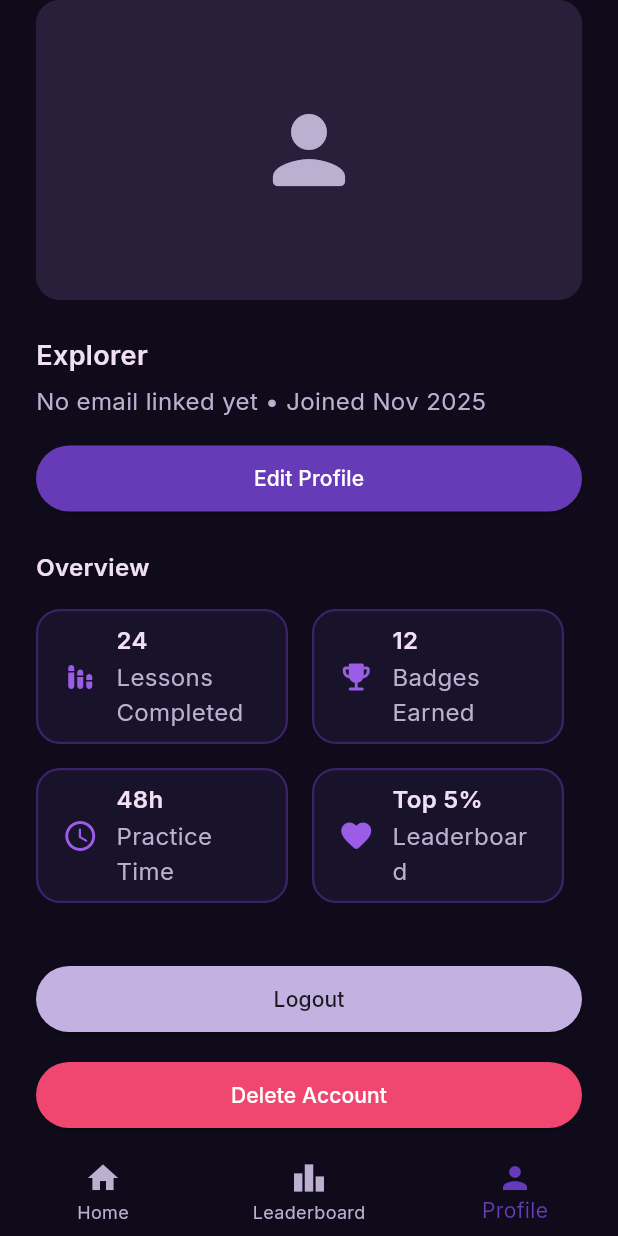
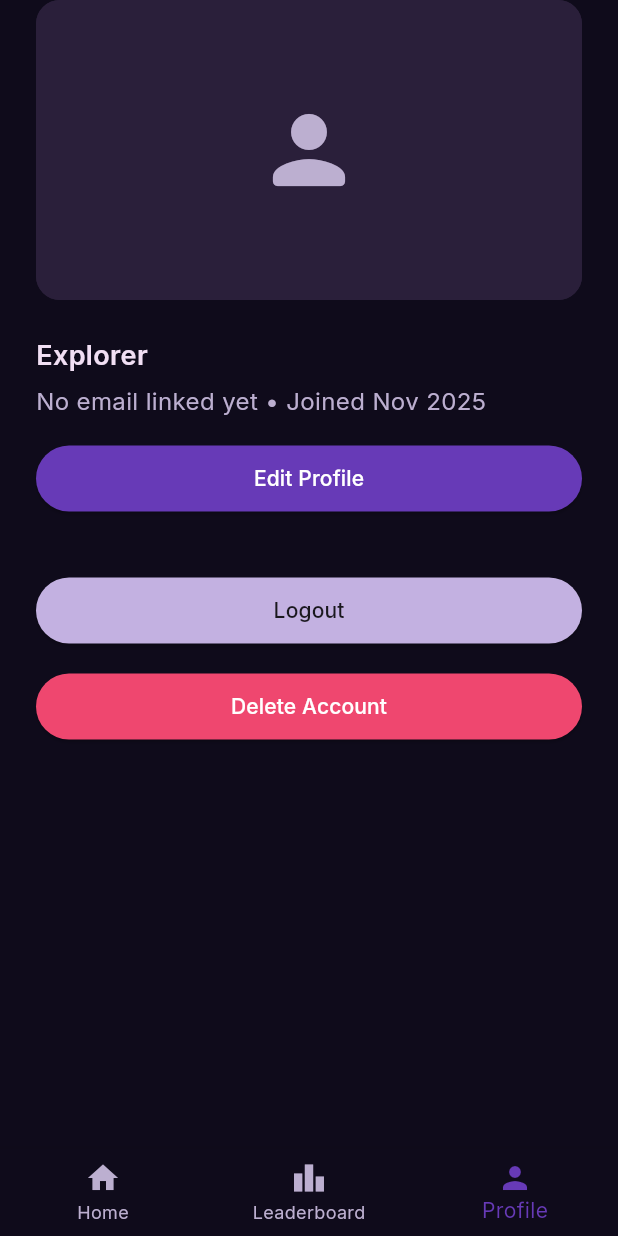
Before and after one commit to EzraArya/SIBI-Quest, a Flutter app: the ProfilePage screen opened by its route, on a phone screen of 412 x 824 dp. Run offline on Flutter 3.47's test engine with Material 3 defaults, Android fonts, the phone set to English and light mode, and no system bars; our stand-ins replace camera, cloud_firestore, firebase_auth, firebase_core, flutter_riverpod, go_router and 3 more; missing offline and left inert: tflite_flutter; accounts and stored records are empty.

Commit message:
Update profile_page.dart

```diff
--- a/lib/features/profile/presentation/pages/profile_page.dart
+++ b/lib/features/profile/presentation/pages/profile_page.dart
@@ -11,9 +11,7 @@ import 'package:sibi_quest/features/profile/profile_router.dart';
 import 'package:sibi_quest/shared/tokens/colors.dart';
 import 'package:sibi_quest/shared/widgets/action_button.dart';
 import 'package:sibi_quest/shared/widgets/app_alert.dart';
-import 'package:sibi_quest/shared/widgets/app_system_icon.dart';
 import 'package:sibi_quest/shared/widgets/custom_text.dart';
-import 'package:sibi_quest/shared/widgets/image_text_box.dart';
 import 'package:sibi_quest/cores/models/user.dart' as core;
 import 'package:sibi_quest/shared/utils/image_url_validator.dart';
 
@@ -69,29 +67,6 @@ class _ProfilePageState extends ConsumerState<ProfilePage> {
     _profileListener?.close();
     super.dispose();
   }
-
-  final List<_OverviewItem> _overviewItems = const [
-    _OverviewItem(
-      icon: Icons.stacked_bar_chart_rounded,
-      value: '24',
-      label: 'Lessons Completed',
-    ),
-    _OverviewItem(
-      icon: Icons.emoji_events_rounded,
-      value: '12',
-      label: 'Badges Earned',
-    ),
-    _OverviewItem(
-      icon: Icons.schedule_rounded,
-      value: '48h',
-      label: 'Practice Time',
-    ),
-    _OverviewItem(
-      icon: Icons.favorite_rounded,
-      value: 'Top 5%',
-      label: 'Leaderboard',
-    ),
-  ];
 
   void _navigateToEditProfile() {
     context.pushNamed(ProfileRoutes.editProfileName);
@@ -187,8 +162,6 @@ class _ProfilePageState extends ConsumerState<ProfilePage> {
                       authUser: user,
                       firestoreUser: profileUser,
                     ),
-                    const SizedBox(height: 24),
-                    _buildOverviewSection(),
                     const SizedBox(height: 24),
                     _buildActionsSection(isAuthProcessing, isProfileProcessing),
                     const SizedBox(height: 32),
@@ -366,30 +339,6 @@ class _ProfilePageState extends ConsumerState<ProfilePage> {
     return 'Explorer';
   }
 
-  Widget _buildOverviewSection() {
-    return Padding(
-      padding: const EdgeInsets.symmetric(horizontal: 24),
-      child: Column(
-        crossAxisAlignment: CrossAxisAlignment.start,
-        children: [
-          CustomText(
-            text: 'Overview',
-            type: CustomTextType.bodyBold,
-            color: AppColors.text,
-          ),
-          const SizedBox(height: 16),
-          Wrap(
-            spacing: 16,
-            runSpacing: 16,
-            children: _overviewItems
-                .map((item) => _OverviewCard(item: item))
-                .toList(),
-          ),
-        ],
-      ),
-    );
-  }
-
   Widget _buildActionsSection(bool isAuthProcessing, bool isProfileProcessing) {
     return Padding(
       padding: const EdgeInsets.symmetric(horizontal: 24),
@@ -458,49 +407,3 @@ class _ProfilePageState extends ConsumerState<ProfilePage> {
     );
   }
 }
-
-class _OverviewItem {
-  final IconData icon;
-  final String value;
-  final String label;
-
-  const _OverviewItem({
-    required this.icon,
-    required this.value,
-    required this.label,
-  });
-}
-
-class _OverviewCard extends StatelessWidget {
-  final _OverviewItem item;
-
-  const _OverviewCard({required this.item});
-
-  @override
-  Widget build(BuildContext context) {
-    return ConstrainedBox(
-      constraints: const BoxConstraints(minHeight: 64, maxWidth: 168),
-      child: ImageTextBox(
-        icon: AppSystemIcon(
-          icon: item.icon,
-          width: 24,
-          height: 24,
-          color: AppColors.accent,
-        ),
-        title: item.value,
-        description: item.label,
-        padding: const EdgeInsets.symmetric(horizontal: 16, vertical: 8),
-        spacing: 12,
-        borderColor: AppColors.line.withValues(alpha: 0.5),
-        borderRadius: 16,
-        borderWidth: 1.5,
-        backgroundColor: AppColors.textbox,
-        titleColor: AppColors.text,
-        descriptionColor: AppColors.placeholder,
-        titleType: CustomTextType.bodyBold,
-        descriptionType: CustomTextType.body,
-        descriptionMaxLines: 3,
-      ),
-    );
-  }
-}
```
